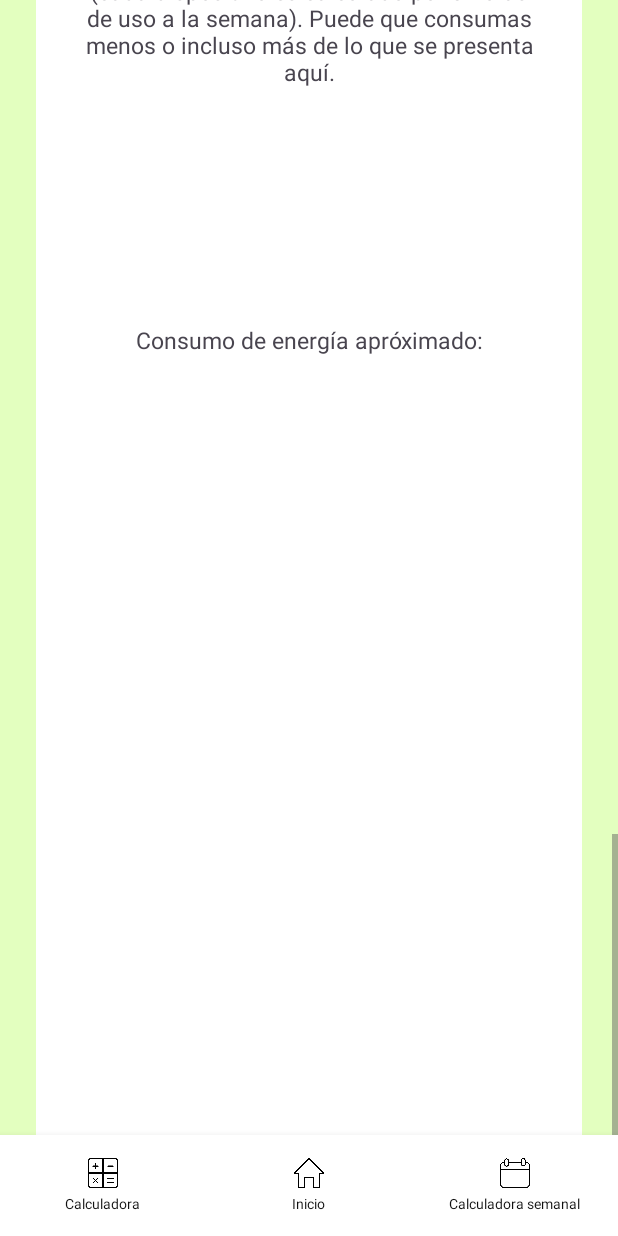
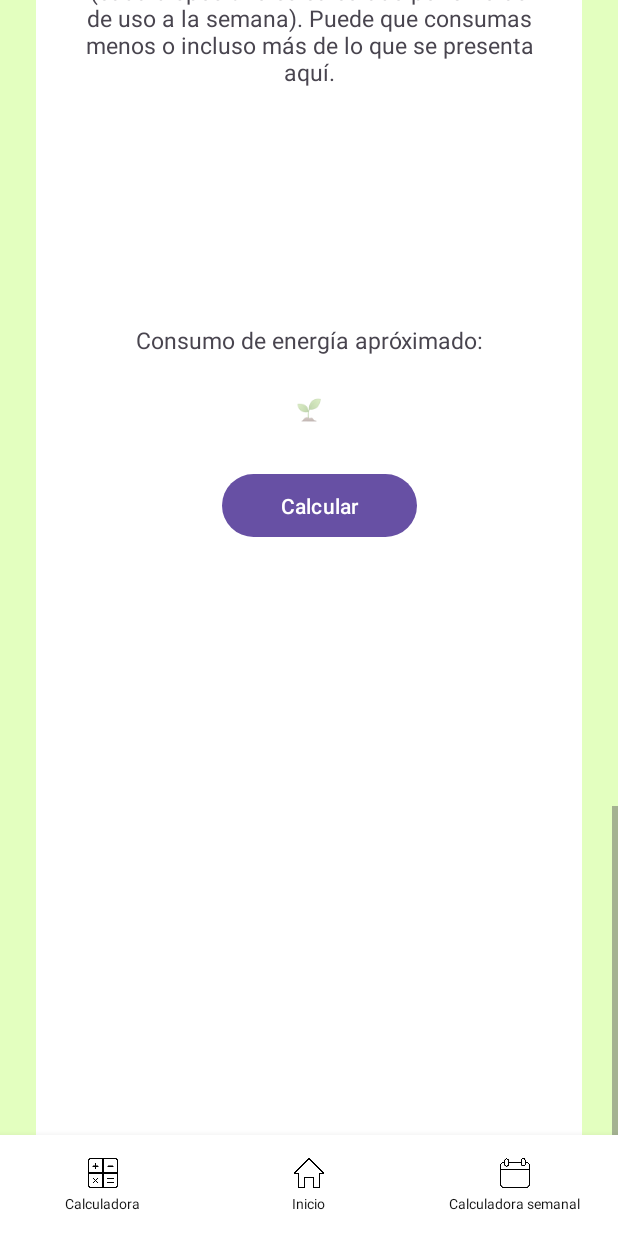
Before and after one commit to silvajimenezmariaguadalupe1im8-crypto/r32, an Android app: the calculadora_semanal screen opened directly, with no data from a screen before it, scrolled down 1730 dp, on a phone screen of 412 x 824 dp. Run offline under Robolectric (Android 15) with nearby library versions, the phone set to English and light mode, and no system bars; Roboto replaces fonts that are not available here.

Commit message:
puse un botón y agregué ids para empezar a programar🐱

```diff
--- a/app/src/main/java/com/example/r3/calculadora_semanal.java
+++ b/app/src/main/java/com/example/r3/calculadora_semanal.java
@@ -1,6 +1,10 @@
 package com.example.r3;
 
 import android.os.Bundle;
+import android.widget.Button;
+import android.widget.CheckBox;
+import android.widget.ImageView;
+import android.widget.TextView;
 
 import androidx.activity.EdgeToEdge;
 import androidx.appcompat.app.AppCompatActivity;
@@ -10,15 +14,41 @@ import androidx.core.view.WindowInsetsCompat;
 
 public class calculadora_semanal extends AppCompatActivity {
 
+private TextView textViewCantEnergia;
+
+private ImageView reg, imcalculadora, iminicio, imcalendario;
+private Button calcularS;
+private CheckBox com, cel, tel, lav, mic, caf, horno, nin, play, xbox, secadora, freidora, impresora, plancha, refrigerador, licuadora, batidora;
+
     @Override
     protected void onCreate(Bundle savedInstanceState) {
         super.onCreate(savedInstanceState);
         EdgeToEdge.enable(this);
         setContentView(R.layout.activity_calculadora_semanal);
-        ViewCompat.setOnApplyWindowInsetsListener(findViewById(R.id.main), (v, insets) -> {
-            Insets systemBars = insets.getInsets(WindowInsetsCompat.Type.systemBars());
-            v.setPadding(systemBars.left, systemBars.top, systemBars.right, systemBars.bottom);
-            return insets;
-        });
+
+       textViewCantEnergia= (TextView) findViewById(R.id.textViewCantEnergia);
+       reg= (ImageView) findViewById(R.id.reg);
+       imcalculadora= (ImageView) findViewById(R.id.imcalculadora);
+       iminicio= (ImageView) findViewById(R.id.iminicio);
+       imcalendario= (ImageView) findViewById(R.id.imcalendario);
+       calcularS= (Button) findViewById(R.id.calcularS);
+       com= (CheckBox) findViewById(R.id.com);
+       cel= (CheckBox) findViewById(R.id.cel);
+       tel= (CheckBox) findViewById(R.id.tel);
+       lav= (CheckBox) findViewById(R.id.lav);
+       mic = (CheckBox) findViewById(R.id.mic);
+       caf= (CheckBox) findViewById(R.id.caf);
+       horno= (CheckBox) findViewById(R.id.horno);
+       nin= (CheckBox) findViewById(R.id.nin);
+       play= (CheckBox) findViewById(R.id.play);
+       xbox= (CheckBox) findViewById(R.id.xbox);
+       secadora= (CheckBox) findViewById(R.id.secadora);
+       freidora= (CheckBox) findViewById(R.id.freidora);
+       impresora= (CheckBox) findViewById(R.id.impresora);
+       plancha= (CheckBox) findViewById(R.id.plancha);
+       refrigerador= (CheckBox) findViewById(R.id.refrigerador);
+       licuadora= (CheckBox) findViewById(R.id.licuadora);
+       batidora= (CheckBox) findViewById(R.id.batidora);
+
     }
 }
--- a/app/src/main/res/layout/activity_calculadora_semanal.xml
+++ b/app/src/main/res/layout/activity_calculadora_semanal.xml
@@ -29,7 +29,7 @@
                 android:paddingHorizontal="16dp">
 
                 <ImageView
-                    android:id="@+id/imageView2"
+                    android:id="@+id/reg"
                     android:layout_width="30dp"
                     android:layout_height="30dp"
                     android:layout_marginStart="16dp"
@@ -766,8 +766,24 @@
                             android:text="Consumo de energía apróximado:"
                             android:textAlignment="center"
                             android:layout_marginTop="127dp"
+                            android:layout_marginBottom="25dp"
+                            android:textSize="15dp" />
+
+                        <TextView
+                            android:id="@+id/textViewCantEnergia"
+                            android:layout_width="match_parent"
+                            android:layout_height="wrap_content"
+                            android:hint="🌱"
                             android:layout_marginBottom="30dp"
-                            android:textSize="15dp" />
+                            android:textAlignment="center"/>
+
+                        <Button
+                            android:id="@+id/calcularS"
+                            android:layout_width="130dp"
+                            android:layout_height="50dp"
+                            android:textAlignment="center"
+                            android:layout_marginLeft="100dp"
+                            android:text="Calcular"/>
 
                     </LinearLayout>
 
```
